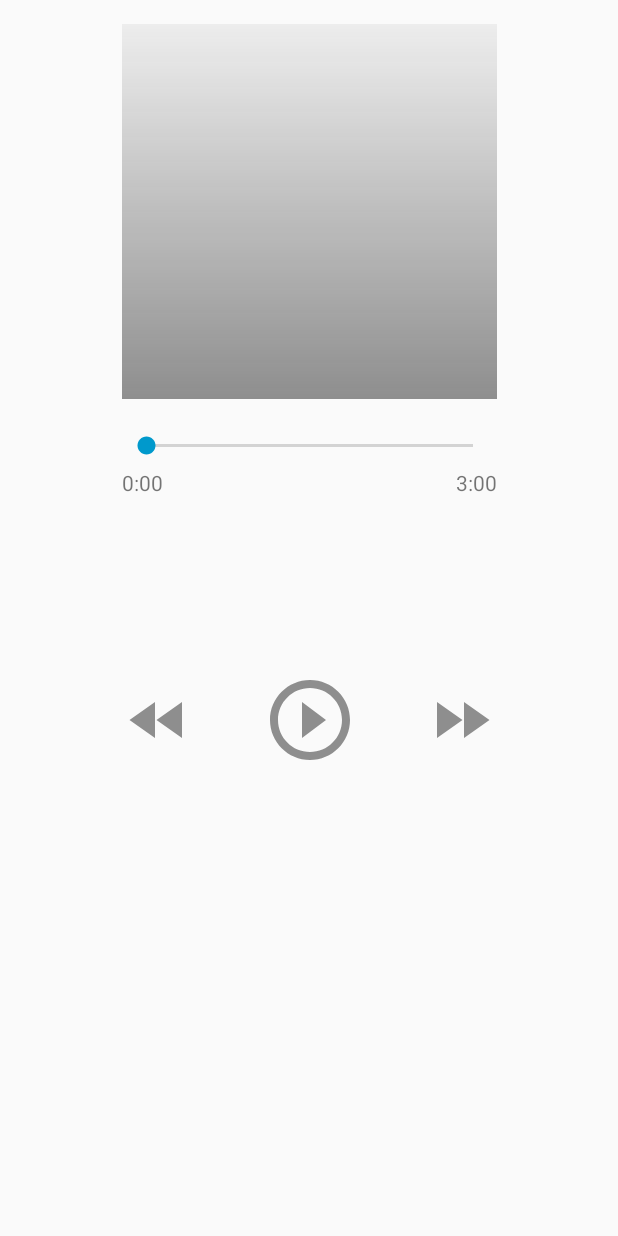
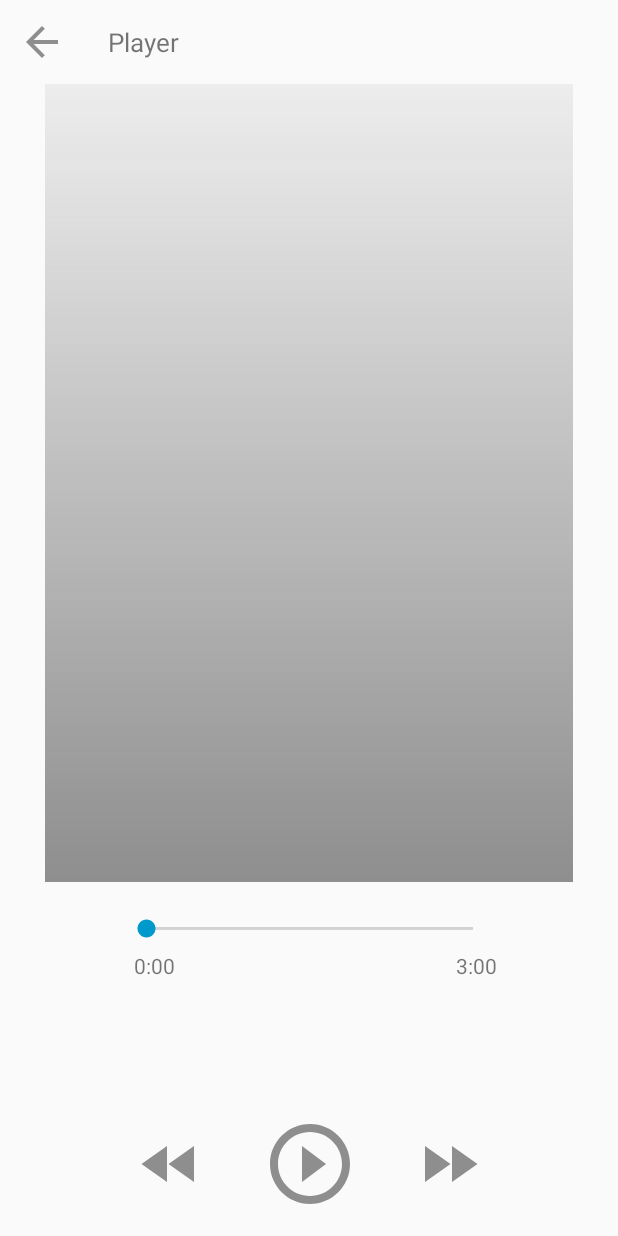
Before and after one commit to z-hel/laba4, an Android app: the layout activity_song.xml on its own in the app's theme, with its tools: preview values and no code run, on a phone screen of 412 x 824 dp. Run offline under Robolectric (Android 15) with nearby library versions, the phone set to English and light mode, and no system bars.

Commit message:
some player and back and view song

```diff
--- a/app/src/main/java/com/zhel/musicplayer/ui/activities/PlayerActivity.java
+++ b/app/src/main/java/com/zhel/musicplayer/ui/activities/PlayerActivity.java
@@ -1,6 +1,8 @@
 package com.zhel.musicplayer.ui.activities;
 
 import android.content.Intent;
+import android.media.AudioManager;
+import android.media.MediaPlayer;
 import android.os.Bundle;
 import android.support.annotation.Nullable;
 import android.support.v7.app.AppCompatActivity;
@@ -9,10 +11,14 @@ import android.widget.SeekBar;
 import android.widget.TextView;
 
 import com.zhel.musicplayer.R;
+import com.zhel.musicplayer.data.Repository;
+import com.zhel.musicplayer.data.impl.RepositoryImpl;
 
 import utils.Utils;
 
 public class PlayerActivity extends AppCompatActivity{
+
+    Repository repository = new RepositoryImpl(this);
 
     private TextView durationFull;
     private TextView durationEdit;
@@ -21,6 +27,9 @@ public class PlayerActivity extends AppCompatActivity{
     private TextView songAlbum;
     private ImageView songPicture;
     private SeekBar songSeekBar;
+
+    private int flagPlay = 0;
+    private int flagPause = 1;
 
     @Override
     protected void onCreate(@Nullable Bundle savedInstanceState) {
@@ -54,5 +63,29 @@ public class PlayerActivity extends AppCompatActivity{
         songAlbum.setText(intent.getSerializableExtra("album").toString());
         songPicture.setImageDrawable(Utils.getDrawableFromAssets(this, intent.getSerializableExtra("picture").toString()));
 
+        findViewById(R.id.back).setOnClickListener(back -> onBackPressed());
+        findViewById(R.id.song_play_pause).setOnClickListener(play -> play(flagPlay));
+    }
+
+    public void play(int flagPlayOrPause) {
+        if (flagPlayOrPause == flagPlay) {
+            findViewById(R.id.song_play_pause).setBackgroundResource(R.drawable.ic_pause_circle_outline_black_48dp);
+            MediaPlayer mediaPlayer = new MediaPlayer();
+//            mediaPlayer.setDataSource(repository);
+            mediaPlayer.start();
+        }
+
+//        int requestResult = requestAudioFocus();
+//        if (requestResult == AudioManager.AUDIOFOCUS_REQUEST_GRANTED) {
+//            internalPlay();
+//        }
+//        else if (requestResult == AudioManager.AUDIOFOCUS_REQUEST_DELAYED) {
+//            playOnFocusGain = true;
+//        }
+    }
+
+    @Override
+    public void onBackPressed() {
+        super.onBackPressed();
     }
 }
--- a/app/src/main/res/layout/activity_song.xml
+++ b/app/src/main/res/layout/activity_song.xml
@@ -7,13 +7,42 @@
     tools:context=".ui.activities.PlaylistActivity">
 
     <ImageView
-        android:id="@+id/song_picture"
-        android:layout_width="250dp"
-        android:layout_height="250dp"
+        android:id="@+id/back"
+        android:layout_width="56dp"
+        android:layout_height="56dp"
         app:layout_constraintTop_toTopOf="parent"
         app:layout_constraintStart_toStartOf="parent"
+        android:padding="12dp"
+        android:scaleType="centerCrop"
+        android:src="@drawable/ic_arrow_back_black_24dp"
+        />
+
+    <TextView
+        android:id="@+id/player_text"
+        android:layout_width="wrap_content"
+        android:layout_height="56dp"
+        app:layout_constraintTop_toTopOf="parent"
+        app:layout_constraintStart_toEndOf="@id/back"
         app:layout_constraintEnd_toEndOf="parent"
-        android:layout_marginTop="16dp"
+        app:layout_constraintHorizontal_bias="0"
+        android:layout_marginStart="16dp"
+        android:textSize="17sp"
+        android:gravity="center_vertical"
+        android:text="@string/player"
+        tools:text="Player"
+        />
+
+    <ImageView
+        android:id="@+id/song_picture"
+        android:layout_width="0dp"
+        android:layout_height="0dp"
+        app:layout_constraintTop_toBottomOf="@id/player_text"
+        app:layout_constraintStart_toStartOf="parent"
+        app:layout_constraintEnd_toEndOf="parent"
+        app:layout_constraintBottom_toTopOf="@id/song_seek_bar_duration"
+        android:scaleType="centerCrop"
+        android:paddingStart="30dp"
+        android:paddingEnd="30dp"
         tools:src="@drawable/gradient"
         />
 
@@ -22,8 +51,9 @@
         android:layout_width="250dp"
         android:layout_height="30dp"
         app:layout_constraintStart_toStartOf="parent"
+        app:layout_constraintBottom_toTopOf="@id/song_duration_edit"
+        app:layout_constraintEnd_toEndOf="parent"
         app:layout_constraintTop_toBottomOf="@id/song_picture"
-        app:layout_constraintEnd_toEndOf="parent"
         android:layout_marginTop="16dp"
 
         />
@@ -32,88 +62,87 @@
         android:id="@+id/song_duration_edit"
         android:layout_width="wrap_content"
         android:layout_height="wrap_content"
-        app:layout_constraintTop_toBottomOf="@id/song_seek_bar_duration"
-        app:layout_constraintStart_toStartOf="@id/song_seek_bar_duration"
-        tools:text="0:00"
-        />
+        android:layout_marginBottom="8dp"
+        android:layout_marginStart="8dp"
+        app:layout_constraintBottom_toTopOf="@+id/song_name"
+        app:layout_constraintStart_toStartOf="@+id/song_seek_bar_duration"
+        tools:text="0:00" />
+
     <TextView
         android:id="@+id/song_duration_full"
         android:layout_width="wrap_content"
         android:layout_height="wrap_content"
-        app:layout_constraintTop_toBottomOf="@id/song_seek_bar_duration"
-        app:layout_constraintEnd_toEndOf="@id/song_seek_bar_duration"
-        tools:text="3:00"
-        />
+        android:layout_marginBottom="8dp"
+        app:layout_constraintBottom_toTopOf="@+id/song_name"
+        app:layout_constraintEnd_toEndOf="@+id/song_seek_bar_duration"
+        tools:text="3:00" />
 
     <TextView
         android:id="@+id/song_name"
         android:layout_width="0dp"
         android:layout_height="wrap_content"
-        app:layout_constraintTop_toBottomOf="@id/song_duration_edit"
-        app:layout_constraintStart_toStartOf="@id/song_seek_bar_duration"
+        android:layout_marginBottom="8dp"
+        android:textSize="16dp"
+        app:layout_constraintBottom_toTopOf="@+id/song_artist"
         app:layout_constraintEnd_toEndOf="@id/song_duration_full"
         app:layout_constraintHorizontal_bias="0"
-        android:layout_marginTop="16dp"
-        android:textSize="16dp"
-        tools:text='Song name'
-        />
+        app:layout_constraintStart_toStartOf="@id/song_seek_bar_duration"
+        tools:text='Song name' />
 
     <TextView
         android:id="@+id/song_album"
         android:layout_width="0dp"
-        android:layout_height="wrap_content"
-        app:layout_constraintTop_toBottomOf="@id/song_artist"
+        android:layout_height="17dp"
+        android:layout_marginBottom="8dp"
+        app:layout_constraintBottom_toTopOf="@+id/song_play_pause"
         app:layout_constraintEnd_toEndOf="@id/song_artist"
         app:layout_constraintStart_toStartOf="@id/song_artist"
-        android:layout_marginTop="16dp"
-        tools:text='Song album'
-        />
+        tools:text='Song album' />
 
     <TextView
         android:id="@+id/song_artist"
         android:layout_width="0dp"
         android:layout_height="wrap_content"
-        app:layout_constraintTop_toBottomOf="@id/song_name"
-        app:layout_constraintStart_toStartOf="@id/song_name"
+        android:layout_marginBottom="8dp"
+        app:layout_constraintBottom_toTopOf="@+id/song_album"
         app:layout_constraintEnd_toEndOf="@id/song_name"
         app:layout_constraintHorizontal_bias="0"
-        android:layout_marginTop="16dp"
-        tools:text='Song artist'
-        />
+        app:layout_constraintStart_toStartOf="@id/song_name"
+        tools:text='Song artist' />
 
     <ImageView
         android:id="@+id/song_rewind"
         android:layout_width="48dp"
         android:layout_height="48dp"
-        app:layout_constraintTop_toBottomOf="@id/song_album"
-        app:layout_constraintStart_toStartOf="@id/song_seek_bar_duration"
-        android:layout_marginTop="16dp"
+        android:layout_marginBottom="8dp"
+        android:layout_marginStart="8dp"
+        android:layout_marginTop="8dp"
         android:src='@drawable/ic_fast_rewind_black_24dp'
-        />
+        app:layout_constraintBottom_toBottomOf="@+id/song_play_pause"
+        app:layout_constraintStart_toStartOf="@+id/song_album"
+        app:layout_constraintTop_toTopOf="@+id/song_play_pause" />
 
 
     <ImageView
         android:id="@+id/song_play_pause"
         android:layout_width="64dp"
         android:layout_height="64dp"
-    app:layout_constraintTop_toBottomOf="@id/song_album"
-    app:layout_constraintStart_toEndOf="@id/song_rewind"
-    app:layout_constraintEnd_toStartOf="@id/song_forward"
-    app:layout_constraintBottom_toBottomOf="parent"
-    app:layout_constraintVertical_bias="0"
-    android:layout_marginTop="8dp"
         android:layout_marginBottom="16dp"
         android:src='@drawable/ic_play_circle_outline_black_48dp'
-    />
+        app:layout_constraintBottom_toBottomOf="parent"
+        app:layout_constraintEnd_toStartOf="@id/song_forward"
+        app:layout_constraintStart_toEndOf="@id/song_rewind" />
 
     <ImageView
         android:id="@+id/song_forward"
         android:layout_width="48dp"
         android:layout_height="48dp"
-        app:layout_constraintTop_toBottomOf="@id/song_album"
-        app:layout_constraintEnd_toEndOf="@id/song_seek_bar_duration"
-        android:layout_marginTop="16dp"
+        android:layout_marginBottom="8dp"
+        android:layout_marginEnd="8dp"
+        android:layout_marginTop="8dp"
         android:src='@drawable/ic_fast_forward_black_24dp'
-        />
+        app:layout_constraintBottom_toBottomOf="@+id/song_play_pause"
+        app:layout_constraintEnd_toEndOf="@+id/song_album"
+        app:layout_constraintTop_toTopOf="@+id/song_play_pause" />
 
 </android.support.constraint.ConstraintLayout>
--- a/app/src/main/res/values/strings.xml
+++ b/app/src/main/res/values/strings.xml
@@ -1,4 +1,5 @@
 <resources>
     <string name="app_name">MusicPlayer</string>
     <string name="title_playlists">Playlists</string>
+    <string name="player">Player</string>
 </resources>
```
Lines whose indentation alone changed are shown as unchanged.
